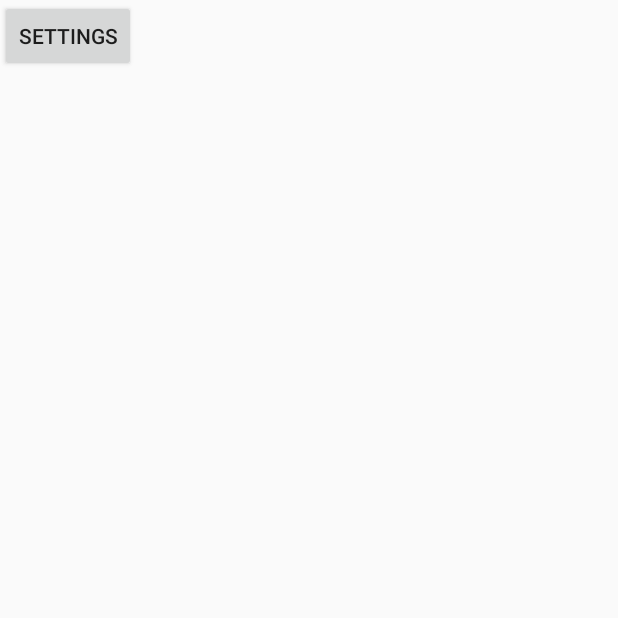
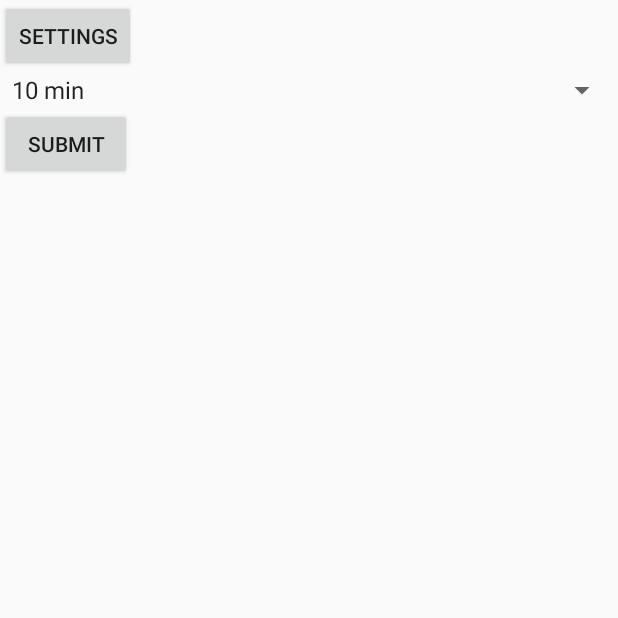
Before and after one commit to chenleishen/WalkHomeSafe, an Android app: the screen it shows after launch (MainActivity), on a phone screen of 412 x 824 dp, the top half of it. Run offline under Robolectric (Android 15) with nearby library versions, the phone set to English and light mode, and no system bars.

Commit message:
Added drop down

```diff
--- a/WalkSafe/app/src/main/res/layout/activity_main.xml
+++ b/WalkSafe/app/src/main/res/layout/activity_main.xml
@@ -13,6 +13,19 @@
         android:onClick="goToSettings"
         android:id="@+id/settings" />
 
+    <Spinner
+        android:id="@+id/spinner1"
+        android:layout_width="match_parent"
+        android:layout_height="wrap_content"
+        android:entries="@array/duration_arrays"
+        android:prompt="@string/duration" />
+
+   <Button
+        android:layout_width="wrap_content"
+        android:layout_height="wrap_content"
+        android:text="Submit"
+        android:onClick="startJourney"
+        android:id="@+id/start" />
 
 
 </LinearLayout>
--- a/WalkSafe/app/src/main/res/values/strings.xml
+++ b/WalkSafe/app/src/main/res/values/strings.xml
@@ -16,4 +16,12 @@
     <string name="add">Add Contact</string>
     <string name="remove">Remove Contact</string>
 
+    <string name="duration">Choose a Journey</string>
+
+    <string-array name="duration_arrays">
+        <item>10 min</item>
+        <item>20 min</item>
+        <item>30 min</item>
+    </string-array>
+
 </resources>
```
Also changed, not shown: WalkSafe/app/src/main/java/com/example/deltahacks/walksafe/CustomOnItemSelectedListener.java (added, +21 -0 lines), WalkSafe/app/src/main/java/com/example/deltahacks/walksafe/JourneyActivity.java (+10 -0 lines), WalkSafe/app/src/main/java/com/example/deltahacks/walksafe/MainActivity.java (+45 -5 lines).
